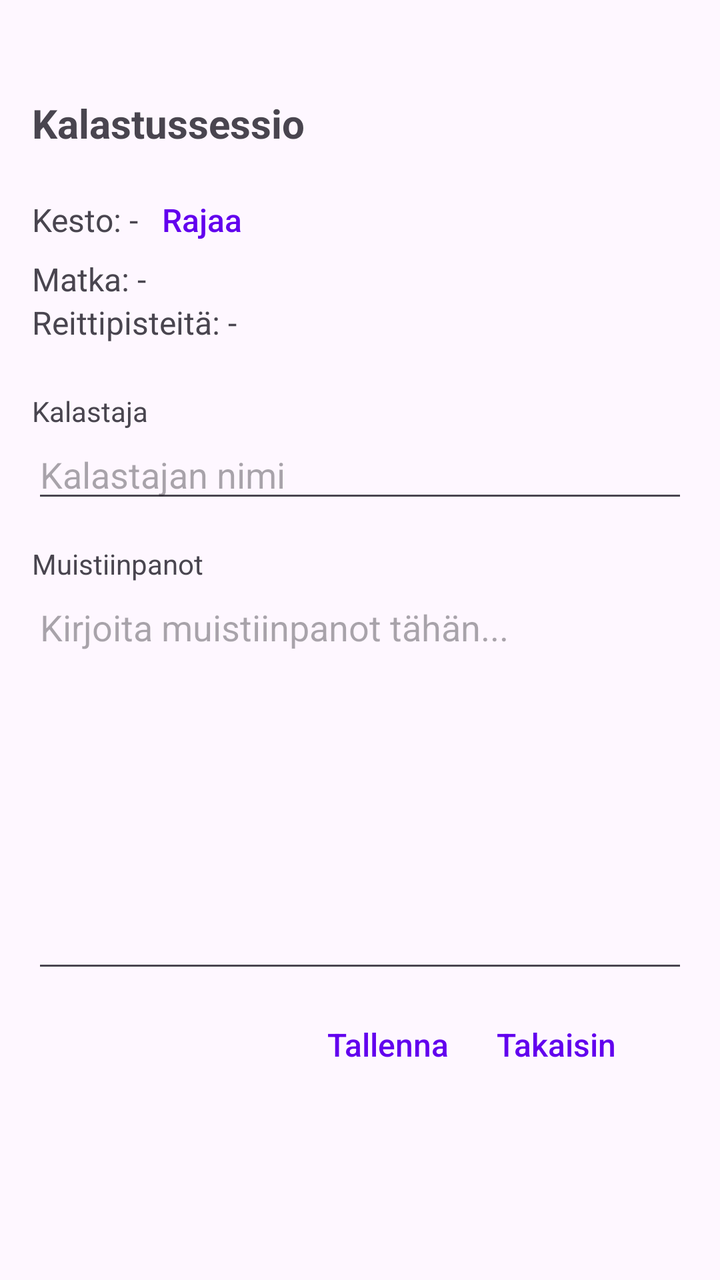
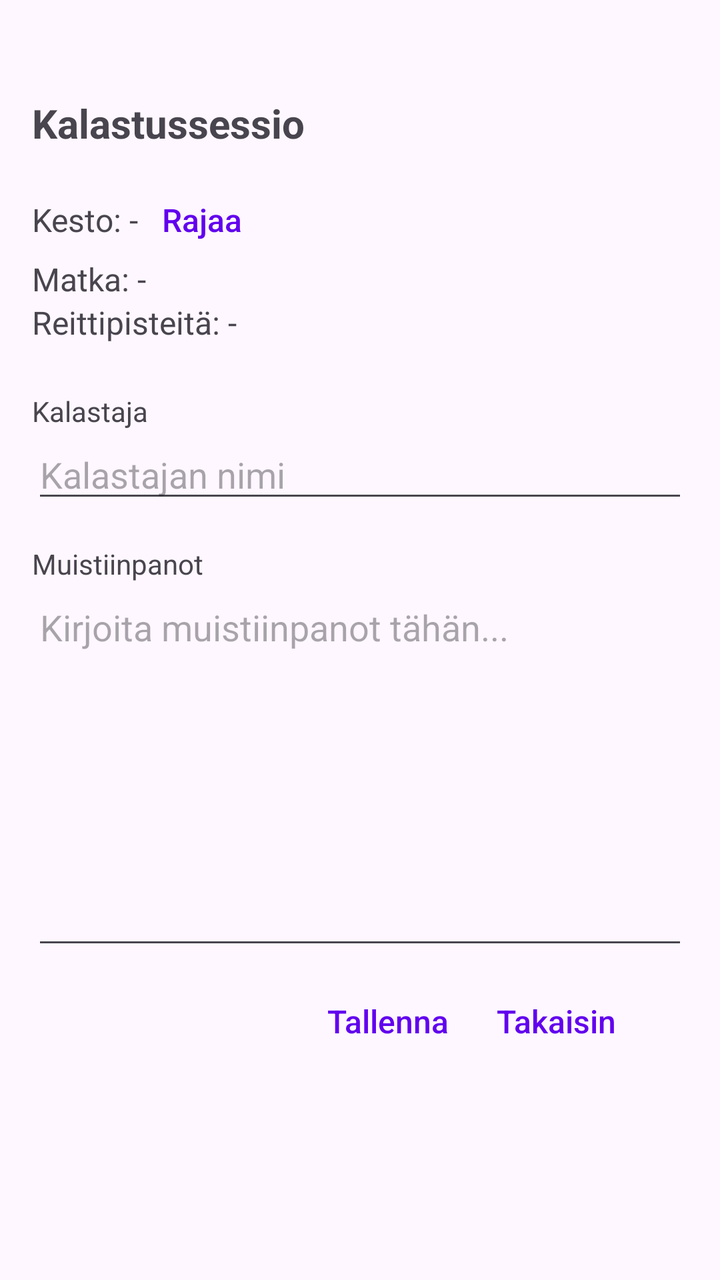

Before-and-after screenshots of an Android layout around one commit, followed by the original layout XML and the change that was made.
<!-- AndroidManifest.xml: application theme Theme.KalaKartta -->
<!-- res/layout/activity_edit_fishing_session.xml -->
<?xml version="1.0" encoding="utf-8"?>
<ScrollView xmlns:android="http://schemas.android.com/apk/res/android"
    android:id="@+id/editorRoot"
    android:layout_width="match_parent"
    android:layout_height="match_parent"
    android:fillViewport="true">

    <LinearLayout
        android:layout_width="match_parent"
        android:layout_height="wrap_content"
        android:orientation="vertical"
        android:padding="16dp"
        android:paddingBottom="140dp">

        <TextView
            android:id="@+id/sessionTitleText"
            android:layout_width="match_parent"
            android:layout_height="wrap_content"
            android:text="Kalastussessio"
            android:textSize="20sp"
            android:textStyle="bold"
            android:layout_marginTop="32dp"
            android:layout_marginBottom="16dp" />

        <LinearLayout
            android:layout_width="match_parent"
            android:layout_height="wrap_content"
            android:orientation="horizontal"
            android:gravity="center_vertical">

            <TextView
                android:id="@+id/durationText"
                android:layout_width="wrap_content"
                android:layout_height="wrap_content"
                android:text="Kesto: -"
                android:textSize="16sp" />

            <TextView
                android:id="@+id/trimLink"
                style="@style/TextAppearance.KalaKartta.ActionLink"
                android:layout_width="wrap_content"
                android:layout_height="wrap_content"
                android:text="@string/trim"
                android:paddingStart="12dp"
                android:paddingEnd="12dp"
                android:paddingTop="8dp"
                android:paddingBottom="8dp"
                android:clickable="true"
                android:focusable="true" />
        </LinearLayout>

        <TextView
            android:id="@+id/distanceText"
            android:layout_width="match_parent"
            android:layout_height="wrap_content"
            android:text="Matka: -"
            android:textSize="16sp" />

        <TextView
            android:id="@+id/trackPointsText"
            android:layout_width="match_parent"
            android:layout_height="wrap_content"
            android:text="Reittipisteitä: -"
            android:textSize="16sp"
            android:layout_marginBottom="24dp" />

        <TextView
            android:layout_width="match_parent"
            android:layout_height="wrap_content"
            android:text="Kalastaja"
            android:textSize="14sp"
            android:textColor="?android:attr/textColorSecondary" />

        <EditText
            android:id="@+id/fishermanInput"
            android:layout_width="match_parent"
            android:layout_height="wrap_content"
            android:hint="Kalastajan nimi"
            android:inputType="textPersonName"
            android:layout_marginBottom="16dp" />

        <TextView
            android:layout_width="match_parent"
            android:layout_height="wrap_content"
            android:text="Muistiinpanot"
            android:textSize="14sp"
            android:textColor="?android:attr/textColorSecondary" />

        <EditText
            android:id="@+id/notesInput"
            android:layout_width="match_parent"
            android:layout_height="200dp"
            android:hint="Kirjoita muistiinpanot tähän..."
            android:inputType="textMultiLine"
            android:gravity="top"
            android:scrollbars="vertical" />

        <LinearLayout
            android:layout_width="match_parent"
            android:layout_height="wrap_content"
            android:orientation="horizontal"
            android:gravity="end"
            android:layout_marginTop="8dp"
            android:layout_marginEnd="@dimen/landscape_safe_margin"
            android:layout_marginBottom="24dp">

            <TextView
                android:id="@+id/saveLink"
                style="@style/TextAppearance.KalaKartta.ActionLink"
                android:layout_width="wrap_content"
                android:layout_height="wrap_content"
                android:text="Tallenna"
                android:padding="12dp"
                android:clickable="true"
                android:focusable="true" />

            <TextView
                android:id="@+id/backLink"
                style="@style/TextAppearance.KalaKartta.ActionLink"
                android:layout_width="wrap_content"
                android:layout_height="wrap_content"
                android:text="Takaisin"
                android:padding="12dp"
                android:clickable="true"
                android:focusable="true" />

        </LinearLayout>

    </LinearLayout>
</ScrollView>
<!-- resources referenced by this layout -->
<resources>
  <dimen name="landscape_safe_margin">24dp</dimen>
  <string name="trim">Rajaa</string>
  <style name="TextAppearance.KalaKartta.ActionLink" parent="TextAppearance.KalaKartta.MenuLink">
          <item name="android:textColor">@color/link_color</item>
      </style>
  <style name="Theme.KalaKartta" parent="Base.Theme.KalaKartta" />
  <style name="TextAppearance.KalaKartta.MenuLink" parent="">
          <item name="android:fontFamily">sans-serif-medium</item>
          <item name="android:textSize">16sp</item>
          <item name="android:textColor">?android:attr/textColorPrimary</item>
          <item name="android:textStyle">normal</item>
      </style>
  <color name="link_color">#6200EE</color>
  <style name="Base.Theme.KalaKartta" parent="Theme.Material3.DayNight.NoActionBar">
          
          <item name="colorPrimary">#6200EE</item>
          <item name="colorOnPrimary">#FFFFFF</item>
          <item name="editTextStyle">@style/Widget.AppCompat.EditText</item>
          <item name="android:spinnerStyle">@style/Widget.AppCompat.Spinner</item>
      </style>
</resources>

<!-- the commit's change to res/layout/activity_edit_fishing_session.xml (unified diff, before → after) -->
@@ -6,11 +6,11 @@
     android:fillViewport="true">
 
     <LinearLayout
+        android:id="@+id/editorContent"
         android:layout_width="match_parent"
         android:layout_height="wrap_content"
         android:orientation="vertical"
-        android:padding="16dp"
-        android:paddingBottom="140dp">
+        android:padding="16dp">
 
         <TextView
             android:id="@+id/sessionTitleText"
@@ -89,11 +89,11 @@
         <EditText
             android:id="@+id/notesInput"
             android:layout_width="match_parent"
-            android:layout_height="200dp"
+            android:layout_height="wrap_content"
+            android:minLines="8"
             android:hint="Kirjoita muistiinpanot tähän..."
             android:inputType="textMultiLine"
-            android:gravity="top"
-            android:scrollbars="vertical" />
+            android:gravity="top" />
 
         <LinearLayout
             android:layout_width="match_parent"
